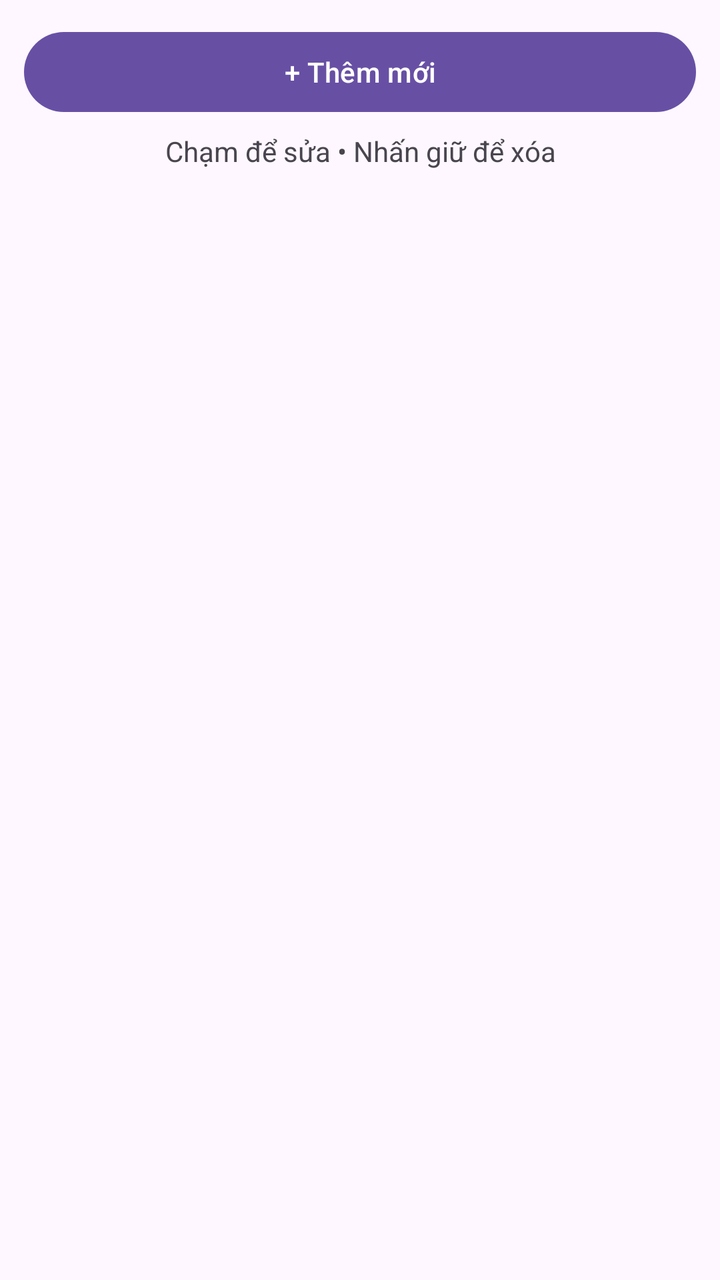
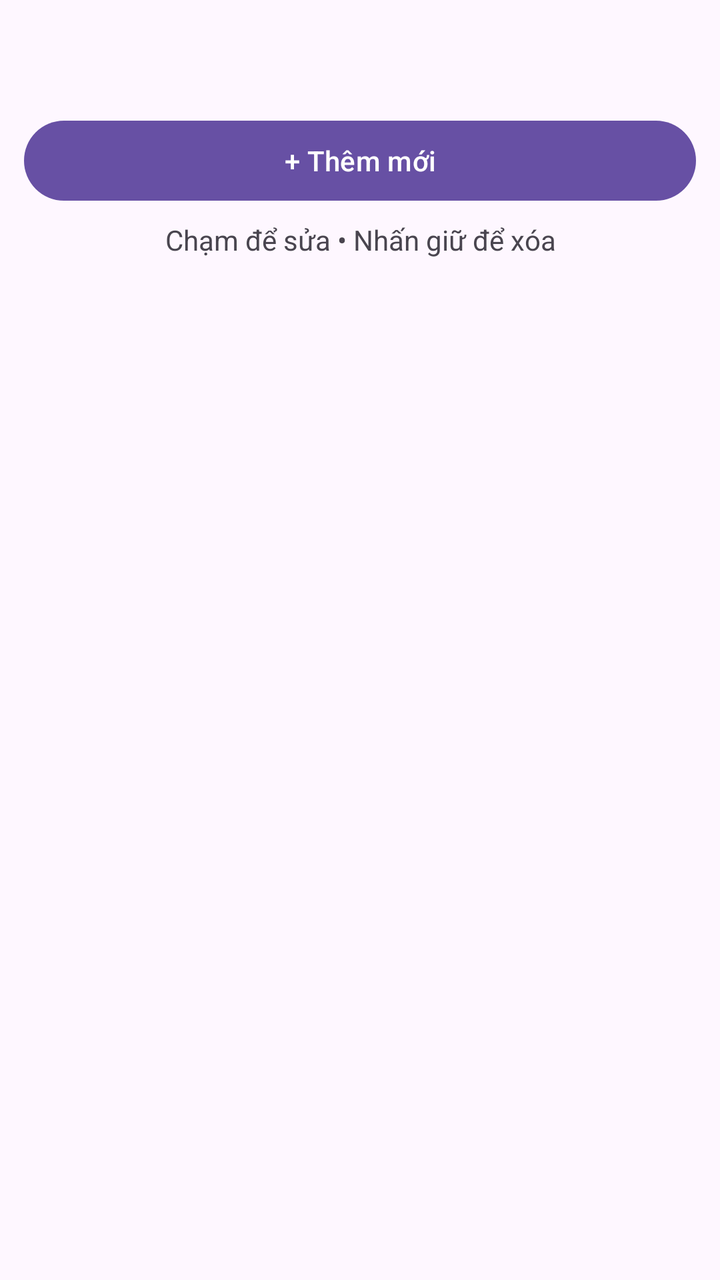

Screens rendered from an Android XML layout before and after an edit, with the pre-edit source and the edit as a unified diff.
<!-- AndroidManifest.xml: application theme Theme.QuanLyNhanSu -->
<!-- res/layout/activity_entity_list.xml -->
<?xml version="1.0" encoding="utf-8"?>
<LinearLayout xmlns:android="http://schemas.android.com/apk/res/android"
    android:layout_width="match_parent"
    android:layout_height="match_parent"
    android:orientation="vertical"
    android:padding="12dp">

    <Button
        android:id="@+id/btnAdd"
        android:layout_width="match_parent"
        android:layout_height="wrap_content"
        android:text="@string/add_new" />

    <TextView
        android:layout_width="match_parent"
        android:layout_height="wrap_content"
        android:gravity="center"
        android:padding="6dp"
        android:text="@string/list_instruction" />

    <TextView
        android:id="@+id/empty"
        android:layout_width="match_parent"
        android:layout_height="wrap_content"
        android:gravity="center"
        android:padding="24dp"
        android:text="@string/empty_data"
        android:visibility="gone" />

    <ListView
        android:id="@+id/list"
        android:layout_width="match_parent"
        android:layout_height="0dp"
        android:layout_weight="1"
        android:dividerHeight="1dp" />

</LinearLayout>
<!-- resources referenced by this layout -->
<resources>
  <string name="add_new">+ Thêm mới</string>
  <string name="empty_data">Chưa có dữ liệu</string>
  <string name="list_instruction">Chạm để sửa • Nhấn giữ để xóa</string>
  <style name="Theme.QuanLyNhanSu" parent="Base.Theme.QuanLyNhanSu" />
  <style name="Base.Theme.QuanLyNhanSu" parent="Theme.Material3.DayNight.NoActionBar">
          
          
      </style>
</resources>

<!-- the commit's change to res/layout/activity_entity_list.xml (unified diff, before → after) -->
@@ -4,6 +4,37 @@
     android:layout_height="match_parent"
     android:orientation="vertical"
     android:padding="12dp">
+
+    <LinearLayout
+        android:layout_width="match_parent"
+        android:layout_height="wrap_content"
+        android:layout_marginBottom="12dp"
+        android:gravity="center_vertical"
+        android:orientation="horizontal">
+
+        <TextView
+            android:id="@+id/txtScreenTitle"
+            android:layout_width="0dp"
+            android:layout_height="wrap_content"
+            android:layout_weight="1"
+            android:textAppearance="?attr/textAppearanceHeadlineSmall"
+            android:textStyle="bold" />
+
+        <Button
+            android:id="@+id/btnSelect"
+            android:layout_width="wrap_content"
+            android:layout_height="wrap_content"
+            android:text="@string/select"
+            android:visibility="gone" />
+
+    </LinearLayout>
+
+    <Button
+        android:id="@+id/btnSelectAll"
+        android:layout_width="match_parent"
+        android:layout_height="wrap_content"
+        android:text="@string/select_all"
+        android:visibility="gone" />
 
     <Button
         android:id="@+id/btnAdd"
@@ -12,11 +43,20 @@
         android:text="@string/add_new" />
 
     <TextView
+        android:id="@+id/txtInstruction"
         android:layout_width="match_parent"
         android:layout_height="wrap_content"
         android:gravity="center"
         android:padding="6dp"
         android:text="@string/list_instruction" />
+
+    <ProgressBar
+        android:id="@+id/loading"
+        style="?android:attr/progressBarStyle"
+        android:layout_width="wrap_content"
+        android:layout_height="wrap_content"
+        android:layout_gravity="center"
+        android:layout_margin="24dp" />
 
     <TextView
         android:id="@+id/empty"
@@ -34,4 +74,11 @@
         android:layout_weight="1"
         android:dividerHeight="1dp" />
 
+    <Button
+        android:id="@+id/btnDeleteSelected"
+        android:layout_width="match_parent"
+        android:layout_height="wrap_content"
+        android:text="@string/delete_selected"
+        android:visibility="gone" />
+
 </LinearLayout>
<!-- resource entries referenced after the edit -->
@@ -1,8 +1,11 @@
 <!-- resources referenced by this layout -->
 <resources>
   <string name="add_new">+ Thêm mới</string>
+  <string name="delete_selected">Xóa đã chọn</string>
   <string name="empty_data">Chưa có dữ liệu</string>
   <string name="list_instruction">Chạm để sửa • Nhấn giữ để xóa</string>
+  <string name="select">Chọn</string>
+  <string name="select_all">Tất cả</string>
   <style name="Theme.QuanLyNhanSu" parent="Base.Theme.QuanLyNhanSu" />
   <style name="Base.Theme.QuanLyNhanSu" parent="Theme.Material3.DayNight.NoActionBar">
           
